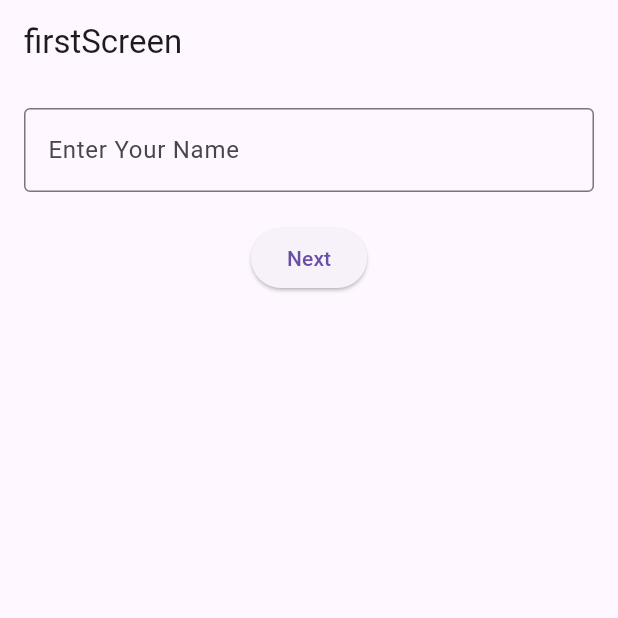
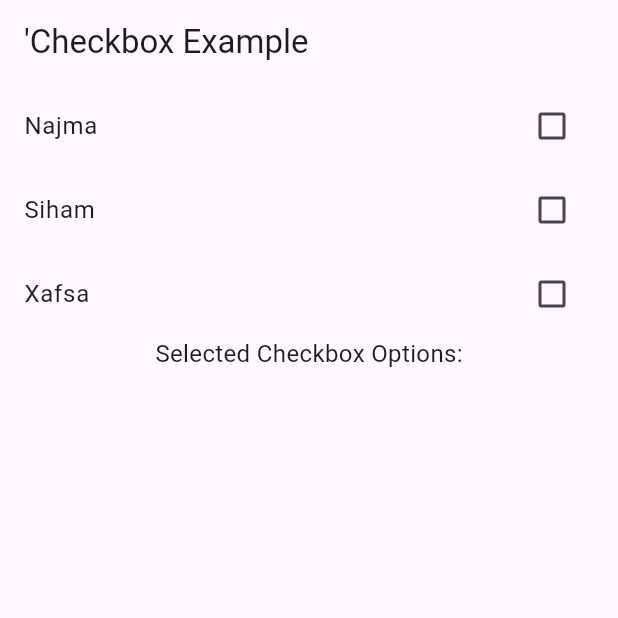
Before and after one commit to najmabashiir/Visual-Behavioral-and-Motion-Rich-Widgets-Implementing-Material-Design-Guidelines, a Flutter app: the screen it shows after launch, on a phone screen of 412 x 824 dp, the top half of it. Run offline on Flutter 3.47's test engine with Material 3 defaults, Android fonts, the phone set to English and light mode, and no system bars.

Commit message:
know am learn checkbox group
Signed-off-by: najmabashiir <najaxbashiirali>

```diff
--- /dev/null
+++ b/lib/checkboxGroup.dart
@@ -0,0 +1,43 @@
+import 'package:flutter/material.dart';
+class MyCheckbox extends StatefulWidget {
+  const MyCheckbox({super.key});
+
+  @override
+  State<MyCheckbox> createState() => _MyCheckboxState();
+}
+
+class _MyCheckboxState extends State<MyCheckbox> {
+  List <String> checkboxoptions=["Najma","Siham","Xafsa"];
+  List<String> Selctedcheckboxoptions=[];
+  @override
+  Widget build(BuildContext context) {
+    return Scaffold(
+      appBar: AppBar(title: Text("'Checkbox Example"),
+      ),
+      body: Column(
+        children: [
+          Column(
+            children: checkboxoptions.map((option){
+              return CheckboxListTile(
+                title: Text(option),
+                value: Selctedcheckboxoptions.contains(option),
+                onChanged: (bool? value){
+                  setState(() {
+                    if(value==true){
+                      Selctedcheckboxoptions.add(option);
+                    }else{
+                      Selctedcheckboxoptions.remove(option);
+                    }
+                  });
+                },
+              );
+            }).toList()
+          ),
+          Text(' Selected Checkbox Options: ${Selctedcheckboxoptions.join(', ')}',
+              style: TextStyle(fontSize: 16)),
+        ],
+      ),
+
+      );
+  }
+}
--- a/lib/firstscreen.dart
+++ b/lib/firstscreen.dart
@@ -1,8 +1,9 @@
 import 'package:flutter/material.dart';
 import 'second_screen.dart';
 
-class MysecondScreen extends StatelessWidget {
-  TextEditingController mycontroller=TextEditingController();
+class MyfirstScreen extends StatelessWidget {
+  // TextEditingController mycontroller=TextEditingController();
+  var mycontroller = TextEditingController();
   @override
   Widget build(BuildContext context) {
     return Scaffold(
@@ -15,12 +16,13 @@ class MysecondScreen extends StatelessWidget {
               controller: mycontroller,
               decoration: const InputDecoration(
                 border: OutlineInputBorder(),
+                // floatingLabelBehavior: FloatingLabelBehavior.never,
                 hintText: "Enter Your Name",
               ),
             ),
             SizedBox(height: 20,),
             ElevatedButton(
-              child: Text('Next'),
+              child: Text('Go to Next Screen'),
               onPressed: (){
               Navigator.push(
                 context, MaterialPageRoute(builder:(context)=>SecondScreen(
@@ -28,8 +30,7 @@ class MysecondScreen extends StatelessWidget {
               ),
               ),
               );
-            },
-            ),
+            },),
           ],
         ),
       ),
--- a/lib/main.dart
+++ b/lib/main.dart
@@ -1,5 +1,6 @@
 import 'package:flutter/material.dart';
 
+import 'checkboxGroup.dart';
 import 'firstscreen.dart';
 void main(){
   runApp(myapp());
@@ -10,7 +11,7 @@ class myapp extends StatelessWidget {
   @override
   Widget build(BuildContext context) {
     return MaterialApp(
-      home: MysecondScreen(),
+      home: MyCheckbox(),
     );
   }
 }
```
